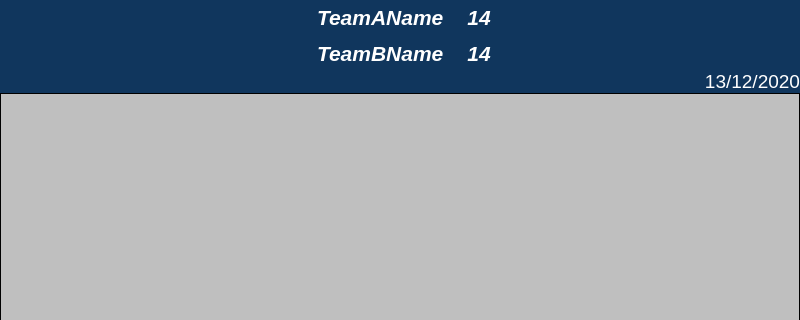
Qt form fullmatchresultform.ui (xiaoyuanyangxu/sportroom-qt) before a commit; both pictures show x 0 to 800 and y 0 to 320 of the 800 by 525 pixel window.
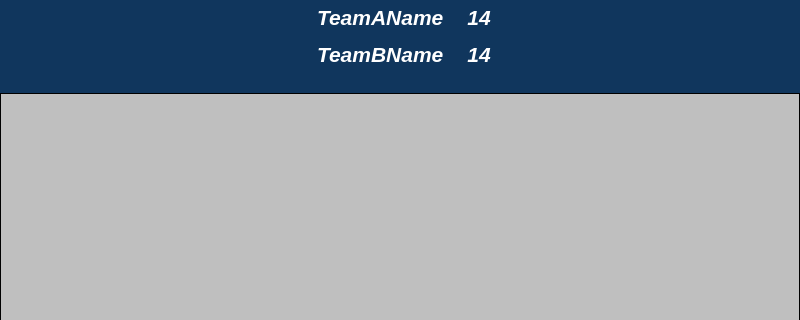
The same form after that commit. Custom widgets are drawn as their Qt base class.

The edit to the form file:
```diff
--- a/fullmatchresultform.ui
+++ b/fullmatchresultform.ui
@@ -339,7 +339,7 @@
       <string notr="true">color: rgb(255, 255, 255);</string>
      </property>
      <property name="text">
-      <string>13/12/2020</string>
+      <string/>
      </property>
      <property name="alignment">
       <set>Qt::AlignRight|Qt::AlignTop|Qt::AlignTrailing</set>
```
